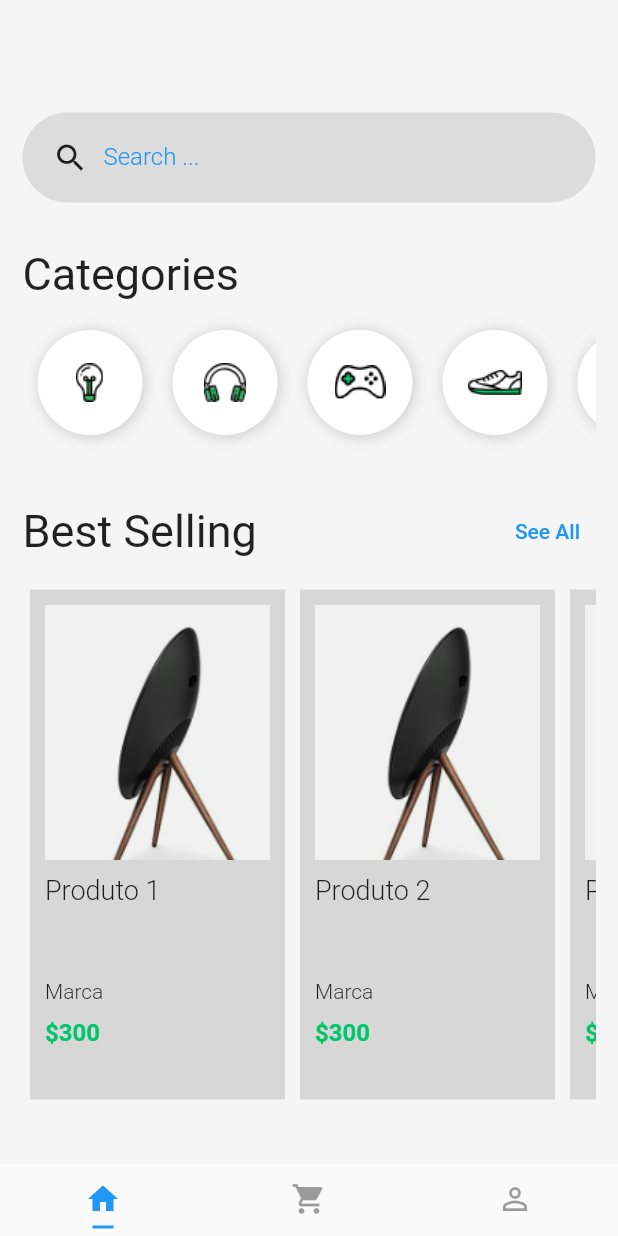
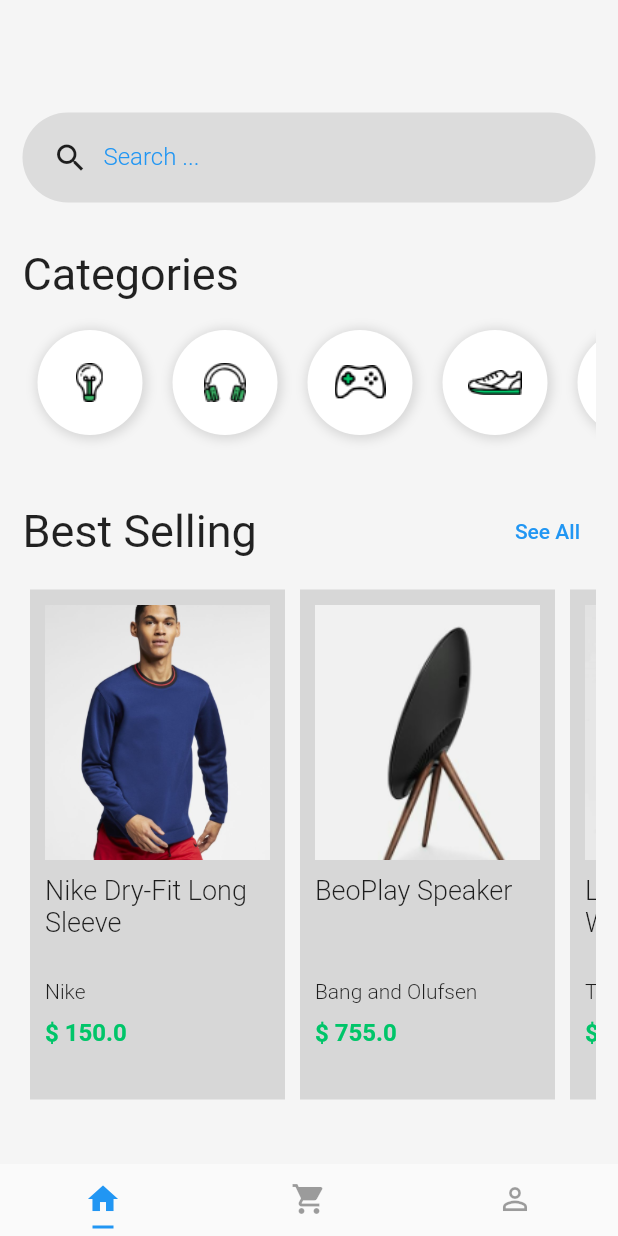
Before and after one commit to MiltonQuirino/shopping, a Flutter app: the screen it shows after launch, on a phone screen of 412 x 824 dp. Run offline on Flutter 3.47's test engine with Material 2 defaults, Android fonts, the phone set to English and light mode, and no system bars.

Commit message:
organize code

```diff
--- a/lib/pages/home.page.dart
+++ b/lib/pages/home.page.dart
@@ -1,11 +1,12 @@
 import 'package:flutter/material.dart';
-import 'package:shopping/pages/product.page.dart';
-import 'package:shopping/widgets/category/category-item.widget.dart';
 import 'package:shopping/widgets/category/category-list.widget.dart';
+import 'package:shopping/widgets/product/product-list.widget.dart';
 import 'package:shopping/widgets/search-box.widget.dart';
 
 class HomePage extends StatelessWidget {
-  const HomePage({Key? key}) : super(key: key);
+  const HomePage({
+    Key? key,
+  }) : super(key: key);
 
   @override
   Widget build(BuildContext context) {
@@ -60,7 +61,9 @@ class HomePage extends StatelessWidget {
             ),
             Container(
               height: 350,
-              child: productList(context),
+              child: ProductList(
+                scrollDirection: Axis.horizontal,
+              ),
             )
           ],
           // child: Text("Home Page"),
@@ -69,87 +72,3 @@ class HomePage extends StatelessWidget {
     );
   }
 }
-
-Widget productList(BuildContext context) {
-  return Container(
-    width: 70,
-    child: ListView(
-      scrollDirection: Axis.horizontal,
-      children: <Widget>[
-        productItem(context, "Produto 1"),
-        productItem(context, "Produto 2"),
-        productItem(context, "Produto 3"),
-        productItem(context, "Produto 4"),
-        productItem(context, "Produto 5"),
-        productItem(context, "Produto 6"),
-        productItem(context, "Produto 7"),
-        productItem(context, "Produto 8"),
-        productItem(context, "Produto 9"),
-        productItem(context, "Produto 10"),
-      ],
-    ),
-  );
-}
-
-Widget productItem(BuildContext context, String description) {
-  return Container(
-    padding: EdgeInsets.all(10),
-    margin: EdgeInsets.all(5),
-    width: 170,
-    color: Colors.black12,
-    child: Column(
-      crossAxisAlignment: CrossAxisAlignment.start,
-      children: [
-        GestureDetector(
-          onTap: () {
-            Navigator.push(
-              context,
-              MaterialPageRoute(
-                builder: (context) => ProductPage(),
-              ),
-            );
-          },
-          child: Image.asset(
-            "assets/product-1.png",
-            width: 170,
-            height: 170,
-            fit: BoxFit.cover,
-          ),
-        ),
-        SizedBox(
-          height: 10,
-        ),
-        Container(
-          height: 60,
-          child: Text(
-            description,
-            style: TextStyle(
-              fontSize: 18,
-              fontWeight: FontWeight.w300,
-            ),
-          ),
-        ),
-        SizedBox(
-          height: 10,
-        ),
-        Text(
-          "Marca",
-          style: TextStyle(
-            fontSize: 14,
-            fontWeight: FontWeight.w300,
-          ),
-        ),
-        SizedBox(
-          height: 10,
-        ),
-        Text(
-          "\$300",
-          style: TextStyle(
-              fontSize: 16,
-              fontWeight: FontWeight.bold,
-              color: Color(0xFF00C569)),
-        ),
-      ],
-    ),
-  );
-}
--- /dev/null
+++ b/lib/widgets/product/product-card.widget.dart
@@ -0,0 +1,87 @@
+import 'package:flutter/material.dart';
+
+import '../../pages/product.page.dart';
+
+class ProductCard extends StatelessWidget {
+  final String image;
+  final String title;
+  final String brand;
+  final double price;
+
+  const ProductCard({
+    Key? key,
+    required this.image,
+    required this.title,
+    required this.brand,
+    required this.price,
+  }) : super(key: key);
+
+  @override
+  Widget build(BuildContext context) {
+    return Container(
+      padding: EdgeInsets.all(10),
+      margin: EdgeInsets.all(5),
+      width: 170,
+      color: Colors.black12,
+      child: Column(
+        crossAxisAlignment: CrossAxisAlignment.start,
+        children: [
+          GestureDetector(
+            onTap: () {
+              Navigator.push(
+                context,
+                MaterialPageRoute(
+                  builder: (context) => ProductPage(
+                    title: title,
+                    brand: brand,
+                    image: image,
+                    price: price,
+                  ),
+                ),
+              );
+            },
+            child: Image.asset(
+              image,
+              width: 170,
+              height: 170,
+              fit: BoxFit.cover,
+            ),
+          ),
+          SizedBox(
+            height: 10,
+          ),
+          Container(
+            height: 60,
+            child: Text(
+              title,
+              style: TextStyle(
+                fontSize: 18,
+                fontWeight: FontWeight.w300,
+              ),
+            ),
+          ),
+          SizedBox(
+            height: 10,
+          ),
+          Text(
+            brand,
+            style: TextStyle(
+              fontSize: 14,
+              fontWeight: FontWeight.w300,
+            ),
+          ),
+          SizedBox(
+            height: 10,
+          ),
+          Text(
+            "\$ $price",
+            style: TextStyle(
+                fontSize: 16,
+                fontWeight: FontWeight.bold,
+                color: Color(0xFF00C569)),
+          ),
+        ],
+      ),
+    );
+  }
+}
--- /dev/null
+++ b/lib/widgets/product/product-list.widget.dart
@@ -0,0 +1,53 @@
+import 'package:flutter/material.dart';
+import 'package:shopping/widgets/product/product-card.widget.dart';
+
+class ProductList extends StatelessWidget {
+  final Axis scrollDirection;
+
+  const ProductList({
+    Key? key,
+    required this.scrollDirection,
+  }) : super(key: key);
+
+  @override
+  Widget build(BuildContext context) {
+    return Container(
+      width: 70,
+      child: ListView(
+        scrollDirection: scrollDirection,
+        children: <Widget>[
+          ProductCard(
+            title: "Nike Dry-Fit Long Sleeve",
+            brand: "Nike",
+            image: "assets/product-10.png",
+            price: 150,
+          ),
+          ProductCard(
+            title: "BeoPlay Speaker",
+            brand: "Bang and Olufsen",
+            image: "assets/product-1.png",
+            price: 755,
+          ),
+          ProductCard(
+            title: "Leather Wristwatch",
+            brand: "Tag Heuer",
+            image: "assets/product-2.png",
+            price: 450,
+          ),
+          ProductCard(
+            title: "Smart Bluetooth Speaker",
+            brand: "Google Inc.",
+            image: "assets/product-3.png",
+            price: 900,
+          ),
+          ProductCard(
+            title: "Smart Luggage",
+            brand: "Smart Inc.",
+            image: "assets/product-4.png",
+            price: 1000,
+          ),
+        ],
+      ),
+    );
+  }
+}
```
Also changed, not shown: lib/pages/product.page.dart (+16 -5 lines).
